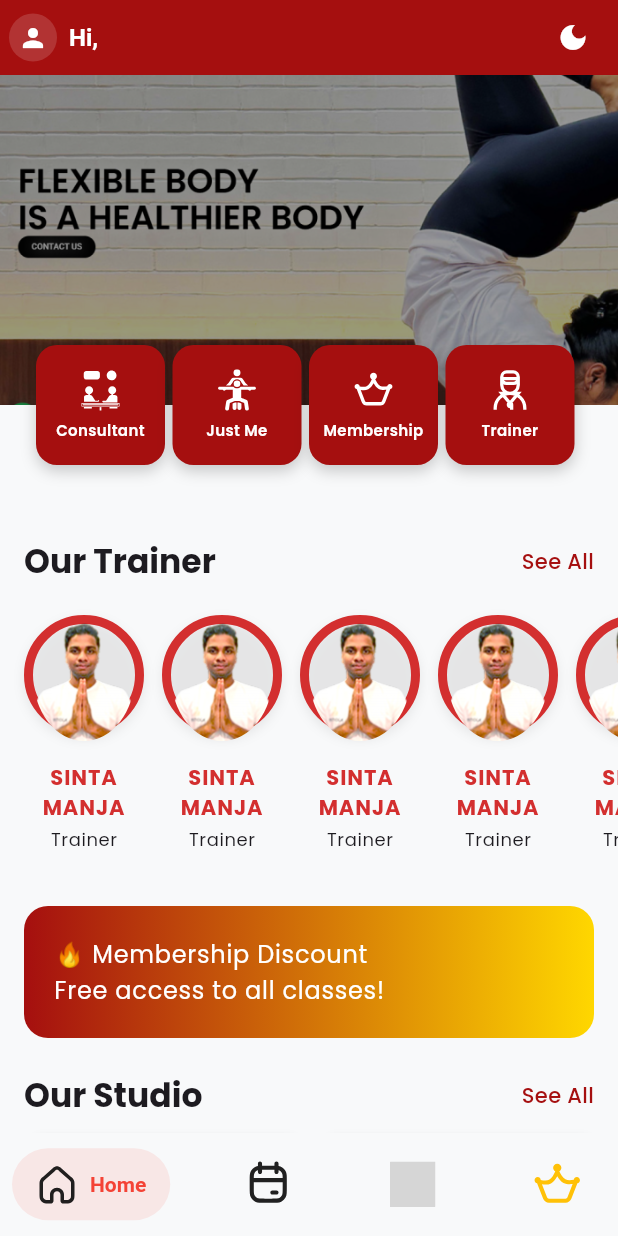
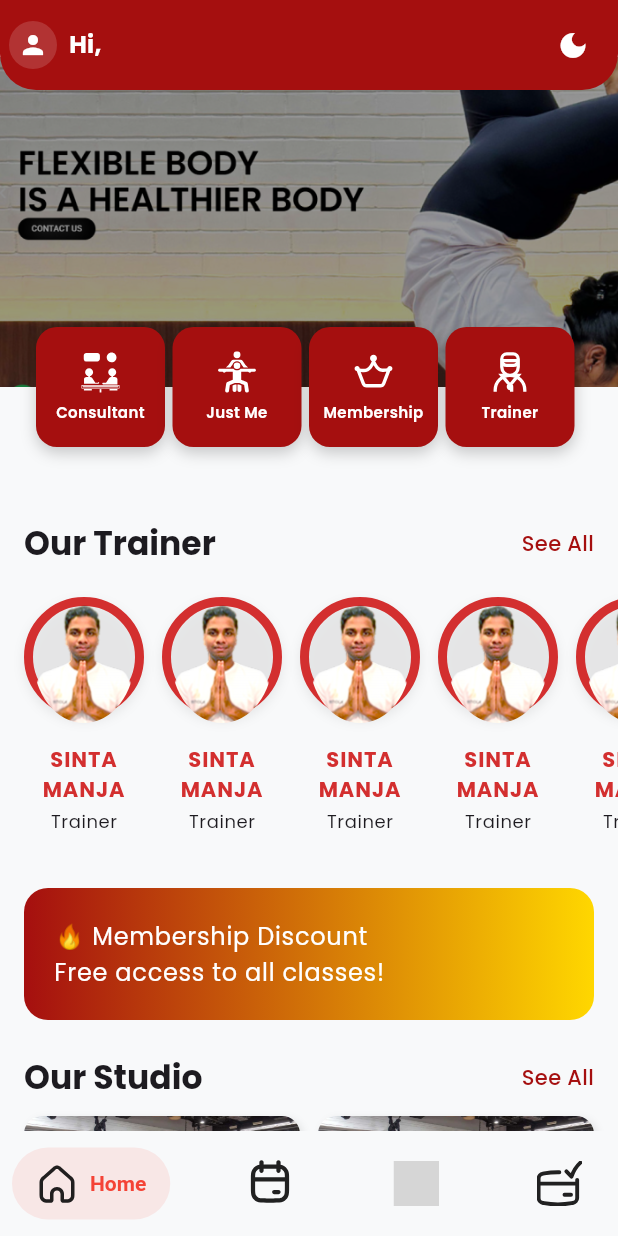
Before and after one commit to Fattan-malva/JustYoga, a Flutter app: the MainLayout screen opened by its route, on a phone screen of 412 x 824 dp. Run offline on Flutter 3.47's test engine with Material 3 defaults, Android fonts, the phone set to English and light mode, and no system bars; drawn by our look-alikes of salomon_bottom_bar; our stand-ins replace flutter_secure_storage, flutter_svg, google_fonts; missing offline and left inert: calendar_slider; accounts and stored records are empty; grey boxes are pictures that could not be loaded.

Commit message:
[ADD]ListBookings

```diff
--- a/lib/main.dart
+++ b/lib/main.dart
@@ -9,12 +9,12 @@ import 'providers/theme_provider.dart';
 import 'screens/splash_screen.dart';
 import 'screens/onboarding_screen.dart';
 import 'screens/login_screen.dart';
-
 import 'screens/class_detail_screen.dart';
 import 'screens/trainer_profile_screen.dart';
 import 'widgets/main_layout.dart';
 import 'screens/pages/consultant_screen.dart';
 import 'screens/pages/privateSession_screen.dart';
+
 
 void main() {
   runApp(GymBookingApp());
--- a/lib/screens/pages/findStudio_screen.dart
+++ b/lib/screens/pages/findStudio_screen.dart
@@ -149,6 +149,9 @@ class _FindStudioScreenState extends State<FindStudioScreen> {
         crossAxisAlignment: CrossAxisAlignment.start,
         mainAxisAlignment: MainAxisAlignment.start,
         children: [
+          SizedBox(
+            height: 10,
+          ),
           Text(
             'Find Your\nSpace',
             style: Theme.of(context).textTheme.headlineMedium?.copyWith(
--- a/lib/screens/pages/schedule_screen.dart
+++ b/lib/screens/pages/schedule_screen.dart
@@ -215,7 +215,7 @@ class _ScheduleScreenState extends State<ScheduleScreen> {
         automaticallyImplyLeading: false,
         elevation: 4,
         backgroundColor: theme.colorScheme.primary,
-        toolbarHeight: 140, // NAIKKAN dari default ke 140
+        toolbarHeight: 165, // NAIKKAN dari default ke 140
         title: Column(
           children: [
             Align(
--- a/lib/widgets/bottom_nav.dart
+++ b/lib/widgets/bottom_nav.dart
@@ -36,8 +36,8 @@ class AppBottomNav extends StatelessWidget {
         SalomonBottomBarItem(
           icon: SvgPicture.asset(
             'assets/icons/schedule.svg',
-            width: 33,
-            height: 33,
+            width: 34,
+            height: 34,
             colorFilter: ColorFilter.mode(
               isDarkMode ? Colors.red : Theme.of(context).iconTheme.color!,
               BlendMode.srcIn,
@@ -63,16 +63,16 @@ class AppBottomNav extends StatelessWidget {
         // 🔸 Membership — selalu amber, baik mode terang maupun gelap
         SalomonBottomBarItem(
           icon: SvgPicture.asset(
-            'assets/icons/membership.svg',
-            width: 33,
-            height: 33,
-            colorFilter: const ColorFilter.mode(
-              Colors.amber,
+            'assets/icons/bookings.svg',
+            width: 30,
+            height: 30,
+            colorFilter: ColorFilter.mode(
+              isDarkMode ? Colors.red : Theme.of(context).iconTheme.color!,
               BlendMode.srcIn,
             ),
           ),
-          title: const Text("Membership"),
-          selectedColor: Colors.amber,
+          title: const Text("Bookings"),
+          selectedColor: Colors.red,
         ),
       ],
     );
--- a/lib/widgets/main_layout.dart
+++ b/lib/widgets/main_layout.dart
@@ -1,10 +1,11 @@
 import 'package:flutter/material.dart';
+import 'package:gymbooking/screens/pages/list_bookings_screen.dart';
 import 'package:provider/provider.dart';
 import '../widgets/bottom_nav.dart';
 import '../screens/pages/home_screen.dart';
 import '../screens/pages/schedule_screen.dart';
 import '../screens/pages/findStudio_screen.dart';
-import '../screens/pages/membership_screen.dart';
+import '../screens/pages/list_bookings_screen.dart';
 import '../screens/pages/profile_screen.dart';
 import '../providers/auth_provider.dart';
 import '../providers/theme_provider.dart';
@@ -24,7 +25,7 @@ class _MainLayoutState extends State<MainLayout> {
     HomeScreen(),
     ScheduleScreen(),
     FindStudioScreen(),
-    MembershipScreen(),
+    ListBookingsScreen(),
     ProfileScreen(),
   ];
 
@@ -43,7 +44,7 @@ class _MainLayoutState extends State<MainLayout> {
   void _onBottomNavTapped(int index) {
     _pageController.animateToPage(
       index,
-      duration: Duration(milliseconds: 300),
+      duration: const Duration(milliseconds: 300),
       curve: Curves.easeInOut,
     );
   }
@@ -53,15 +54,39 @@ class _MainLayoutState extends State<MainLayout> {
     final auth = Provider.of<AuthProvider>(context);
     final user = auth.user;
 
+    const double appBarHeight = 60;
+
     return Scaffold(
-      appBar: AppBar(
-        automaticallyImplyLeading: false,
-        backgroundColor: Theme.of(context).colorScheme.primary,
-        titleSpacing: 0,
-        toolbarHeight: 50, // DIKURANGI dari default (biasanya 56-64)
-        title: Row(
+      extendBodyBehindAppBar: true, // biar body bisa di bawah AppBar tanpa celah
+      backgroundColor: Theme.of(context).scaffoldBackgroundColor,
+      body: Stack(
         children: [
-            const SizedBox(width: 6), // DIKURANGI dari 8
+          // ===== BODY =====
+          Container(
+            margin: const EdgeInsets.only(top: appBarHeight - 22),
+            // dikurangi sedikit biar body “menyatu” pas di bawah rounded AppBar
+            child: PageView(
+              controller: _pageController,
+              onPageChanged: _onPageChanged,
+              physics: const BouncingScrollPhysics(),
+              children: _pages,
+            ),
+          ),
+
+          // ===== APPBAR =====
+          ClipRRect(
+            borderRadius: const BorderRadius.only(
+              bottomLeft: Radius.circular(24),
+              bottomRight: Radius.circular(24),
+            ),
+            child: Container(
+              height: appBarHeight,
+              color: Theme.of(context).colorScheme.primary,
+              child: SafeArea(
+                bottom: false,
+                child: Row(
+                  children: [
+                    const SizedBox(width: 6),
                     GestureDetector(
                       onTap: () {
                         setState(() {
@@ -74,56 +99,57 @@ class _MainLayoutState extends State<MainLayout> {
                         );
                       },
                       child: CircleAvatar(
-                radius: 16, // DIKURANGI dari 18
+                        radius: 16,
                         backgroundColor: Colors.white.withOpacity(0.15),
                         child: const Icon(
                           Icons.person,
                           color: Colors.white,
-                  size: 20, // DIKURANGI dari 22
+                          size: 20,
                         ),
                       ),
                     ),
-            const SizedBox(width: 8), // DIKURANGI dari 10
+                    const SizedBox(width: 8),
                     Text(
                       'Hi, ${user?.name?.split(' ').first ?? 'Guest'}',
                       style: const TextStyle(
                         color: Colors.white,
                         fontWeight: FontWeight.bold,
-                fontSize: 16, // DIKURANGI dari default
+                        fontSize: 16,
                       ),
                     ),
-          ],
-        ),
-        actions: [
+                    const Spacer(),
                     Consumer<ThemeProvider>(
                       builder: (context, themeProvider, child) {
                         return IconButton(
                           icon: Icon(
-                  themeProvider.isDarkMode ? Icons.light_mode : Icons.dark_mode,
+                            themeProvider.isDarkMode
+                                ? Icons.light_mode
+                                : Icons.dark_mode,
                             color: Colors.white,
-                  size: 22, // DIKURANGI dari default
+                            size: 22,
                           ),
                           onPressed: () => themeProvider.toggleTheme(),
                           tooltip: themeProvider.isDarkMode
                               ? 'Switch to Light Mode'
                               : 'Switch to Dark Mode',
-                padding: const EdgeInsets.all(4), // DIKURANGI
+                          padding: const EdgeInsets.all(4),
                           constraints: const BoxConstraints(
-                  minWidth: 36, // DIKURANGI
-                  minHeight: 36, // DIKURANGI
+                            minWidth: 36,
+                            minHeight: 36,
                           ),
                         );
                       },
                     ),
-          const SizedBox(width: 6), // DIKURANGI dari 8
+                    const SizedBox(width: 6),
                   ],
                 ),
-      body: PageView(
-        controller: _pageController,
-        onPageChanged: _onPageChanged,
-        physics: const BouncingScrollPhysics(),
-        children: _pages,
               ),
+            ),
+          ),
+        ],
+      ),
+
+      // ===== BOTTOM NAV =====
       bottomNavigationBar: AppBottomNav(
         currentIndex: _currentIndex,
         onTap: _onBottomNavTapped,
```
Also changed, not shown: lib/screens/pages/list_bookings_screen.dart (added, +324 -0 lines), assets/icons/bookings.svg. Lines whose indentation alone changed are shown as unchanged.
